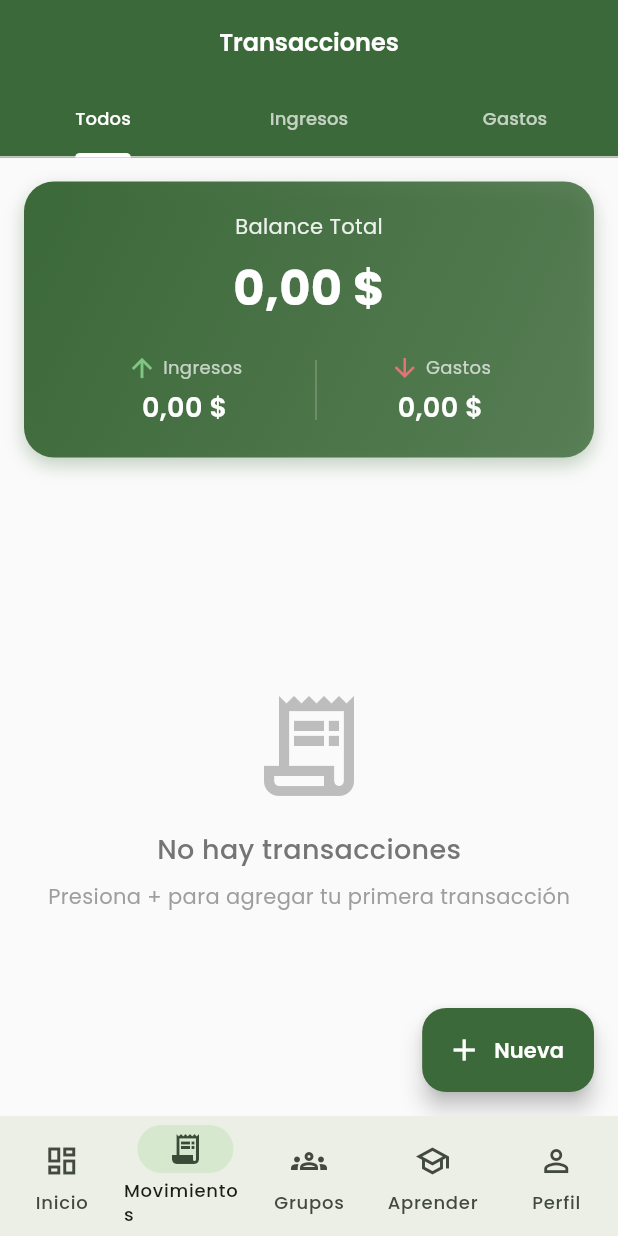
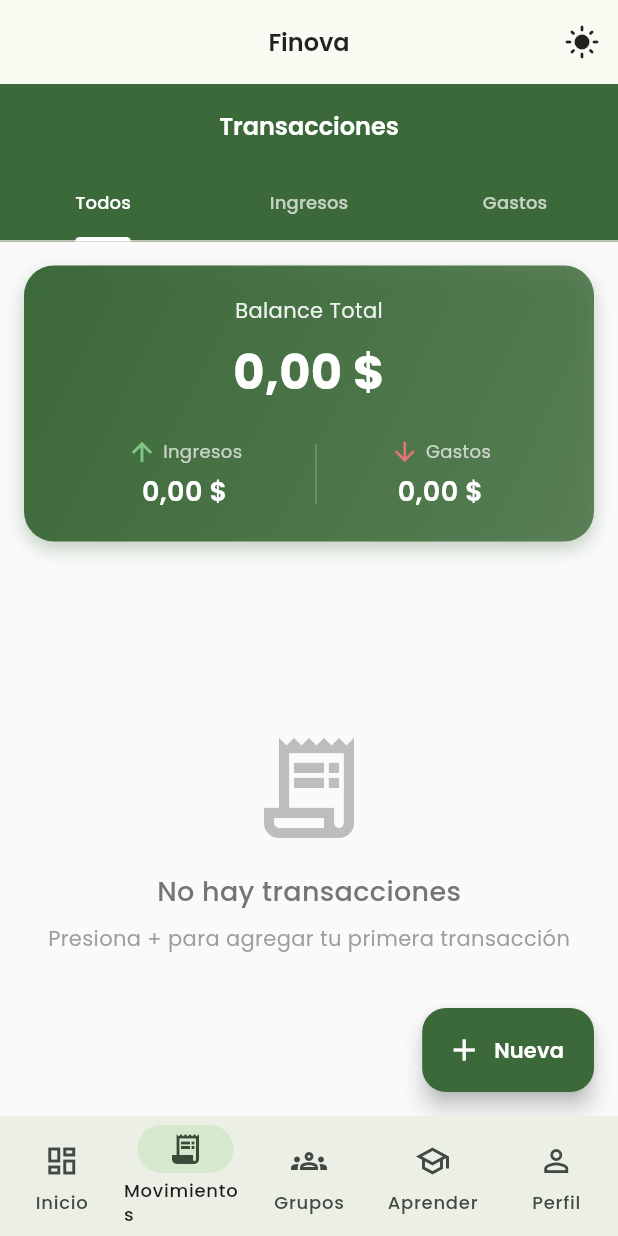
Before and after one commit to Sushiland123/finova_colaborativa, a Flutter app: the HomeScreen screen opened by its route, item 2 of the bottom bar chosen, on a phone screen of 412 x 824 dp. Run offline on Flutter 3.47's test engine with Material 3 defaults, Android fonts, the phone set to English and light mode, and no system bars; drawn by our look-alikes of flutter_animate; our stand-ins replace fl_chart, flutter_riverpod, go_router, google_fonts, shared_preferences, sqflite and 1 more; accounts and stored records are empty; network calls fail.

Commit message:
RiverPod, Gorouter con todas las rutas, si alguna no aparece es porque no es pantalla,como en movimientos los gatos o ingresos son tabs

```diff
--- a/lib/main.dart
+++ b/lib/main.dart
@@ -1,17 +1,25 @@
+import 'data/models/group_model.dart';
+import 'data/models/education_model.dart';
 import 'package:flutter/material.dart';
 import 'package:flutter/services.dart';
-import 'package:provider/provider.dart';
-import 'package:google_fonts/google_fonts.dart';
+import 'package:provider/provider.dart' as provider;
+import 'package:flutter_riverpod/flutter_riverpod.dart';
 import 'package:go_router/go_router.dart';
-import 'package:flutter_animate/flutter_animate.dart';
 import 'package:flutter_localizations/flutter_localizations.dart';
+import 'package:shared_preferences/shared_preferences.dart';
 
-// Importaciones de la app (las crearemos después)
+// Importaciones de la app
 import 'presentation/screens/splash_screen.dart';
 import 'presentation/screens/onboarding_screen.dart';
 import 'presentation/screens/home_screen.dart';
 import 'presentation/screens/auth/login_screen.dart';
+import 'presentation/screens/groups_screen.dart';
+import 'presentation/screens/group_detail_screen.dart';
+import 'presentation/screens/education_screen.dart';
+import 'presentation/screens/course_detail.dart';
+import 'presentation/screens/transactions_screen.dart';
 import 'presentation/providers/app_provider.dart';
+import 'presentation/providers/theme_provider.dart';
 import 'core/theme/app_theme.dart';
 
 void main() async {
@@ -23,25 +31,38 @@ void main() async {
     DeviceOrientation.portraitDown,
   ]);
 
-  runApp(const FinovaApp());
+  // Inicializar SharedPreferences
+  final prefs = await SharedPreferences.getInstance();
+
+  runApp(
+    ProviderScope(
+      overrides: [
+        sharedPreferencesProvider.overrideWithValue(prefs),
+      ],
+      child: const FinovaApp(),
+    ),
+  );
 }
 
-class FinovaApp extends StatelessWidget {
+class FinovaApp extends ConsumerWidget {
   const FinovaApp({Key? key}) : super(key: key);
 
   @override
-  Widget build(BuildContext context) {
-    return MultiProvider(
+  Widget build(BuildContext context, WidgetRef ref) {
+    // Observar el tema desde Riverpod
+    final themeMode = ref.watch(themeModeProvider);
+
+    return provider.MultiProvider(
       providers: [
-        ChangeNotifierProvider(create: (_) => AppProvider()),
-        // Agregar más providers aquí según necesites
+        provider.ChangeNotifierProvider(create: (_) => AppProvider()),
+        // Agregar más providers de Provider aquí según necesites
       ],
       child: MaterialApp.router(
         title: 'Finova Colaborativa',
         debugShowCheckedModeBanner: false,
         theme: AppTheme.lightTheme,
         darkTheme: AppTheme.darkTheme,
-        themeMode: ThemeMode.system,
+        themeMode: themeMode, // Usar el tema desde Riverpod
         routerConfig: _router,
         localizationsDelegates: const [
           GlobalMaterialLocalizations.delegate,
@@ -77,5 +98,37 @@ final GoRouter _router = GoRouter(
       path: '/home',
       builder: (context, state) => const HomeScreen(),
     ),
+    GoRoute(
+      path: '/groups',
+      builder: (context, state) => const GroupsScreen(),
+    ),
+    GoRoute(
+      path: '/group-detail',
+      builder: (context, state) {
+        final group = state.extra;
+        if (group == null || group is! Group) {
+          return const Scaffold(body: Center(child: Text('Grupo no especificado')));
+        }
+  return GroupDetailScreen(group: group);
+      },
+    ),
+    GoRoute(
+      path: '/education',
+      builder: (context, state) => const EducationScreen(),
+    ),
+    GoRoute(
+      path: '/course-detail',
+      builder: (context, state) {
+        final course = state.extra;
+        if (course == null || course is! Course) {
+          return const Scaffold(body: Center(child: Text('Curso no especificado')));
+        }
+  return CourseDetailScreen(course: course);
+      },
+    ),
+    GoRoute(
+      path: '/transactions',
+      builder: (context, state) => const TransactionsScreen(),
+    ),
   ],
 );
--- a/lib/presentation/screens/home_screen.dart
+++ b/lib/presentation/screens/home_screen.dart
@@ -1,5 +1,7 @@
 import 'package:flutter/material.dart';
 import 'package:provider/provider.dart';
+import 'package:flutter_riverpod/flutter_riverpod.dart' as riverpod;
+import '../providers/theme_provider.dart';
 import 'package:go_router/go_router.dart';
 import 'package:fl_chart/fl_chart.dart';
 import 'package:intl/intl.dart';
@@ -8,6 +10,7 @@ import 'transactions_screen.dart';
 import 'groups_screen.dart';
 import 'education_screen.dart';
 import '../../data/models/transaction_model.dart';
+
 
 class HomeScreen extends StatefulWidget {
   const HomeScreen({Key? key}) : super(key: key);
@@ -41,8 +44,26 @@ class _HomeScreenState extends State<HomeScreen> {
   @override
   Widget build(BuildContext context) {
     final appProvider = context.watch<AppProvider>();
-
+    return riverpod.Consumer(
+      builder: (context, ref, _) {
+        final themeMode = ref.watch(themeProvider);
         return Scaffold(
+          appBar: AppBar(
+            title: const Text('Finova'),
+            actions: [
+              IconButton(
+                icon: Icon(
+                  themeMode == AppThemeMode.dark
+                      ? Icons.dark_mode
+                      : Icons.light_mode,
+                ),
+                tooltip: themeMode == AppThemeMode.dark ? 'Tema oscuro' : 'Tema claro',
+                onPressed: () {
+                  ref.read(themeProvider.notifier).toggleTheme();
+                },
+              ),
+            ],
+          ),
           body: SafeArea(
             child: IndexedStack(
               index: _selectedIndex,
@@ -90,6 +111,8 @@ class _HomeScreenState extends State<HomeScreen> {
               ),
             ],
           ),
+        );
+      },
     );
   }
 
@@ -205,8 +228,8 @@ class _HomeScreenState extends State<HomeScreen> {
                 Text(
                   title,
                   style: TextStyle(
+                    fontSize: 14,
                     color: Colors.grey[600],
-                    fontSize: 14,
                   ),
                 ),
               ],
@@ -214,10 +237,9 @@ class _HomeScreenState extends State<HomeScreen> {
             const SizedBox(height: 8),
             Text(
               _currencyFormat.format(amount),
-              style: TextStyle(
+              style: const TextStyle(
                 fontSize: 20,
                 fontWeight: FontWeight.bold,
-                color: color,
               ),
             ),
           ],
@@ -227,107 +249,81 @@ class _HomeScreenState extends State<HomeScreen> {
   }
 
   Widget _buildExpenseChart(AppProvider appProvider) {
-    // Filtrar solo los gastos
-    final expenses = appProvider.transactions
-        .where((t) => t.type == TransactionType.expense)
-        .toList();
+    // Calcular gastos por categoría
+    Map<String, double> categoryExpenses = {};
+    double totalExpenses = 0;
 
-    if (expenses.isEmpty) {
+    for (var transaction in appProvider.transactions) {
+      if (transaction.type == TransactionType.expense) {
+        final categoryKey = transaction.category.name;
+        categoryExpenses[categoryKey] =
+            (categoryExpenses[categoryKey] ?? 0) + transaction.amount;
+        totalExpenses += transaction.amount;
+      }
+    }
+
+    if (categoryExpenses.isEmpty) {
       return Card(
-        child: Container(
-          height: 300,
-          padding: const EdgeInsets.all(20),
-          child: Center(
+        child: Padding(
+          padding: const EdgeInsets.all(24),
           child: Column(
-              mainAxisAlignment: MainAxisAlignment.center,
             children: [
-                Icon(
-                  Icons.pie_chart_outline,
-                  size: 64,
-                  color: Colors.grey[400],
-                ),
+              Icon(Icons.pie_chart_outline, size: 64, color: Colors.grey[400]),
               const SizedBox(height: 16),
               Text(
                 'No hay gastos registrados',
-                  style: TextStyle(
-                    fontSize: 16,
-                    color: Colors.grey[600],
-                  ),
-                ),
-                const SizedBox(height: 8),
-                Text(
-                  'Registra tu primer gasto para ver el análisis',
-                  style: TextStyle(
-                    fontSize: 14,
-                    color: Colors.grey[500],
-                  ),
+                style: TextStyle(color: Colors.grey[600]),
               ),
             ],
-            ),
           ),
         ),
       );
     }
 
-    // Calcular gastos por categoría y mostrar emoji + nombre en español
-    Map<String, double> categoryExpenses = {};
-    Map<String, String> categoryLabels = {};
-    Map<String, Color> categoryColorsMap = {};
-    for (var expense in expenses) {
-      // Obtener emoji y nombre en español
-      String label = '';
-      String key = '';
-      Color color = Colors.grey;
-      try {
-        label = expense.category.getCategoryIcon() + ' ' + expense.category.getCategoryName();
-        key = label;
-        // Mapear nombre español a color
-        switch (expense.category.getCategoryName()) {
-          case 'Comida': color = categoryColors['Alimentación'] ?? Colors.orange; break;
-          case 'Transporte': color = categoryColors['Transporte'] ?? Colors.blue; break;
-          case 'Entretenimiento': color = categoryColors['Entretenimiento'] ?? Colors.purple; break;
-          case 'Salud': color = categoryColors['Salud'] ?? Colors.green; break;
-          case 'Educación': color = categoryColors['Educación'] ?? Colors.teal; break;
-          case 'Servicios': color = categoryColors['Servicios'] ?? Colors.red; break;
-          case 'Compras': color = categoryColors['Compras'] ?? Colors.pink; break;
-          case 'Otro Gasto': color = categoryColors['Otros'] ?? Colors.grey; break;
-          case 'Alquiler': color = Colors.brown; break;
-          default: color = Colors.grey; break;
-        }
-      } catch (_) {
-        label = 'Otros';
-        key = 'Otros';
-        color = categoryColors['Otros'] ?? Colors.grey;
-      }
-      categoryExpenses[key] = (categoryExpenses[key] ?? 0) + expense.amount;
-      categoryLabels[key] = label;
-      categoryColorsMap[key] = color;
-    }
-
-    // Calcular el total
-    double totalExpenses = categoryExpenses.values.fold(0, (sum, amount) => sum + amount);
-
-    // Crear las secciones del gráfico
+    // Preparar datos para el gráfico
     List<PieChartSectionData> sections = [];
     int index = 0;
 
+    // Mapeo de categorías en inglés a español con emojis
+    final Map<String, String> categoryLabels = {
+      'Food': '🍔 Alimentación',
+      'Transport': '🚗 Transporte',
+      'Entertainment': '🎮 Entretenimiento',
+      'Health': '🏥 Salud',
+      'Education': '📚 Educación',
+      'Services': '💡 Servicios',
+      'Shopping': '🛍️ Compras',
+      'Others': '📦 Otros',
+    };
+
+    // Mapeo de categorías a colores
+    final Map<String, Color> categoryColorsMap = {
+      'Food': Colors.orange,
+      'Transport': Colors.blue,
+      'Entertainment': Colors.purple,
+      'Health': Colors.green,
+      'Education': Colors.teal,
+      'Services': Colors.red,
+      'Shopping': Colors.pink,
+      'Others': Colors.grey,
+    };
+
     categoryExpenses.forEach((category, amount) {
+      final percentage = (amount / totalExpenses) * 100;
       final isTouched = index == touchedIndex;
-      final double percentage = (amount / totalExpenses) * 100;
-      final double fontSize = isTouched ? 14 : 11;
-      final double radius = isTouched ? 110 : 100;
-      // Usar color correcto por categoría
+
       sections.add(
         PieChartSectionData(
           color: categoryColorsMap[category] ?? Colors.grey,
           value: amount,
-          title: percentage >= 5 ? '${percentage.toStringAsFixed(1)}%' : '',
-          radius: radius,
-          titleStyle: TextStyle(
-            fontSize: fontSize,
+          title: isTouched ? '${percentage.toStringAsFixed(1)}%' : '',
+          radius: isTouched ? 110 : 100,
+          titleStyle: const TextStyle(
+            fontSize: 16,
             fontWeight: FontWeight.bold,
             color: Colors.white,
           ),
+          titlePositionPercentageOffset: 0.55,
         ),
       );
       index++;
@@ -335,32 +331,19 @@ class _HomeScreenState extends State<HomeScreen> {
 
     return Card(
       child: Padding(
-        padding: const EdgeInsets.all(20),
+        padding: const EdgeInsets.all(16),
         child: Column(
           crossAxisAlignment: CrossAxisAlignment.start,
           children: [
             Row(
-              mainAxisAlignment: MainAxisAlignment.spaceBetween,
               children: [
+                Icon(Icons.pie_chart, color: Theme.of(context).primaryColor),
+                const SizedBox(width: 8),
                 const Text(
                   'Gastos por Categoría',
                   style: TextStyle(
                     fontSize: 18,
                     fontWeight: FontWeight.bold,
-                  ),
-                ),
-                Container(
-                  padding: const EdgeInsets.symmetric(horizontal: 12, vertical: 6),
-                  decoration: BoxDecoration(
-                    color: Colors.red.withOpacity(0.1),
-                    borderRadius: BorderRadius.circular(20),
-                  ),
-                  child: Text(
-                    _currencyFormat.format(totalExpenses),
-                    style: const TextStyle(
-                      color: Colors.red,
-                      fontWeight: FontWeight.bold,
-                    ),
                   ),
                 ),
               ],
--- a/pubspec.yaml
+++ b/pubspec.yaml
@@ -20,6 +20,8 @@ dependencies:
   # Navegación y Estado
   go_router: ^13.0.0
   provider: ^6.1.1
+  flutter_riverpod: ^2.4.9
+  riverpod_annotation: ^2.3.3
 
   # Base de datos local
   sqflite: ^2.3.0
```
Also changed, not shown: lib/presentation/providers/theme_provider.dart (added, +109 -0 lines), lib/presentation/widgets/theme_toggle_button.dart (added, +238 -0 lines), pubspec.lock. Lines whose indentation alone changed are shown as unchanged.
